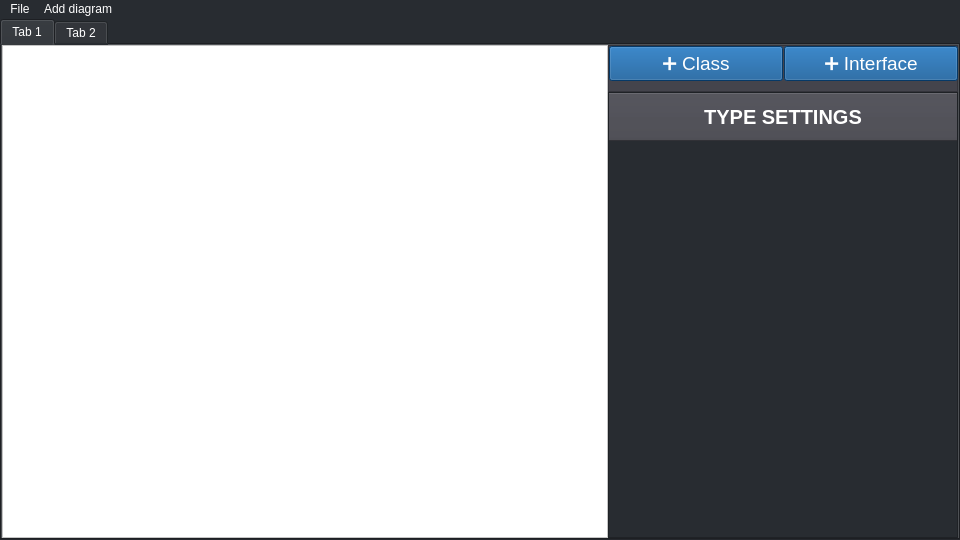
This is src/view/mainwindow.ui in hungdojan/ICP_Project as Qt 5 draws it before an edit. The edited form follows.
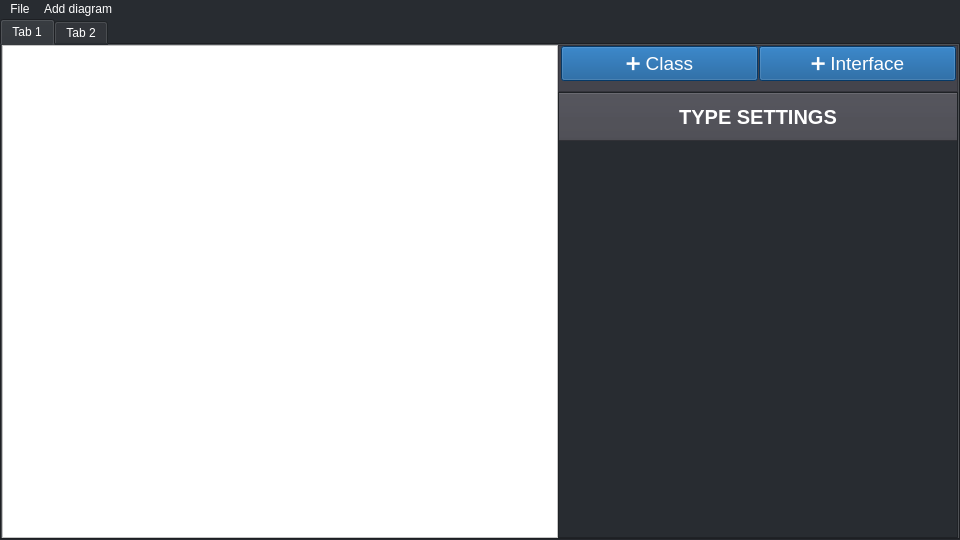
This is the edited form.

Diff of the .ui file:
```diff
--- a/src/view/mainwindow.ui
+++ b/src/view/mainwindow.ui
@@ -81,7 +81,7 @@
           </property>
           <property name="maximumSize">
            <size>
-            <width>350</width>
+            <width>400</width>
             <height>16777215</height>
            </size>
           </property>
@@ -141,7 +141,7 @@
           </property>
           <property name="maximumSize">
            <size>
-            <width>350</width>
+            <width>400</width>
             <height>16777215</height>
            </size>
           </property>
@@ -153,16 +153,16 @@
           </property>
           <layout class="QHBoxLayout" name="horizontalLayout_2">
            <property name="spacing">
-            <number>0</number>
+            <number>2</number>
            </property>
            <property name="leftMargin">
-            <number>0</number>
+            <number>2</number>
            </property>
            <property name="topMargin">
             <number>0</number>
            </property>
            <property name="rightMargin">
-            <number>0</number>
+            <number>2</number>
            </property>
            <property name="bottomMargin">
             <number>10</number>
@@ -182,7 +182,7 @@
                </property>
                <property name="minimumSize">
                 <size>
-                 <width>174</width>
+                 <width>197</width>
                  <height>35</height>
                 </size>
                </property>
@@ -198,7 +198,7 @@
               <widget class="QPushButton" name="addInterfaceButton">
                <property name="minimumSize">
                 <size>
-                 <width>174</width>
+                 <width>197</width>
                  <height>35</height>
                 </size>
                </property>
```
